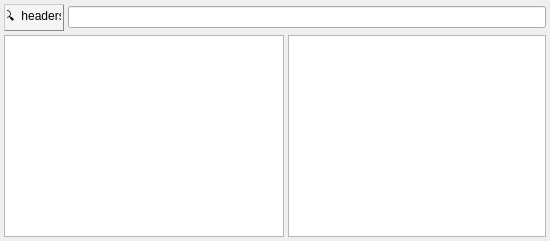
This is QtSLiM/QtSLiMHelpWindow.ui in MesserLab/SLiM as Qt 5 draws it before an edit. The edited form follows.
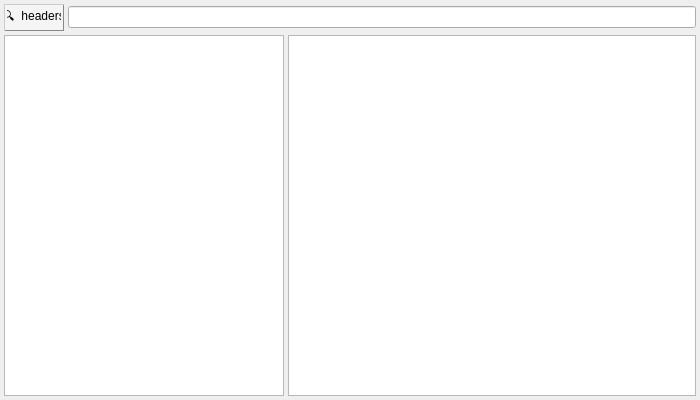
This is the edited form.

Commit message: make the default size of the help window bigger

Patch:
```diff
--- a/QtSLiM/QtSLiMHelpWindow.ui
+++ b/QtSLiM/QtSLiMHelpWindow.ui
@@ -6,8 +6,8 @@
    <rect>
     <x>0</x>
     <y>0</y>
-    <width>550</width>
-    <height>241</height>
+    <width>700</width>
+    <height>400</height>
    </rect>
   </property>
   <property name="windowTitle">
```
